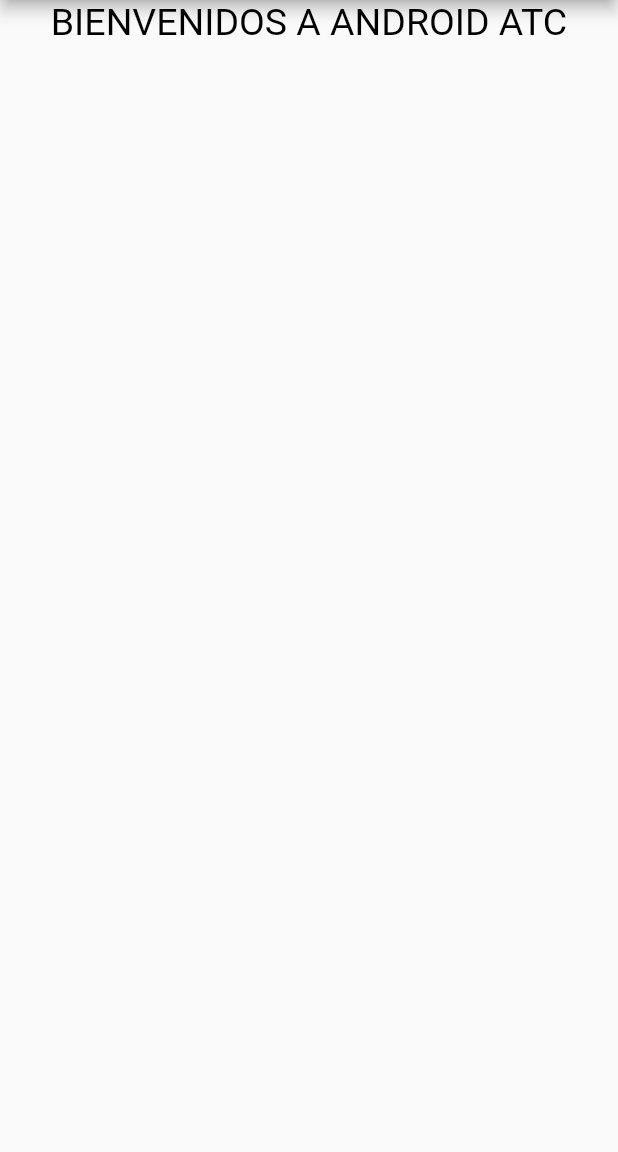
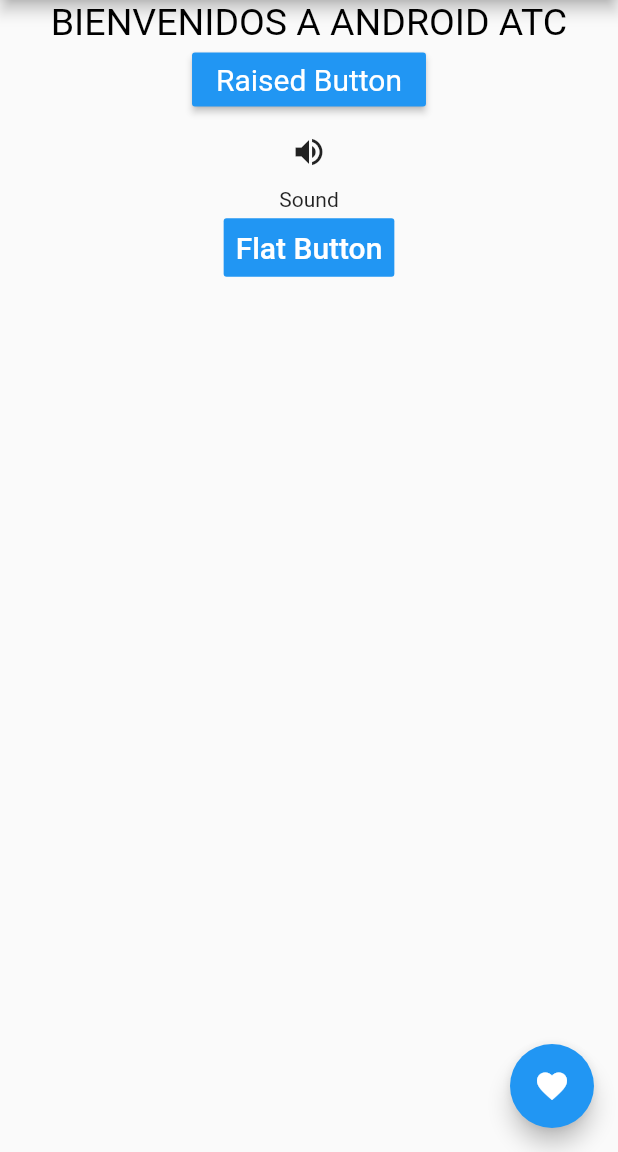
Before and after one commit to manprogrammnig/lesson-06-buttons, a Flutter app: the screen it shows after launch, on a phone screen of 412 x 824 dp, the part 84-1236 px from its top. Run offline on Flutter 3.47's test engine with Material 2 defaults, Android fonts, the phone set to English and light mode, and no system bars.

Commit message:
Creando widget RaisedButton, IconButton, and FlatButton

```diff
--- a/lib/main.dart
+++ b/lib/main.dart
@@ -25,13 +25,46 @@
                   ) ,
                 ),
               ),
-
-
+              //Raised Button
+              RaisedButton(
+                color: Colors.blue,
+                child: Text(
+                  'Raised Button',
+                      style: TextStyle(
+                        fontWeight: FontWeight.normal,
+                        color: Colors.white,
+                        fontSize: 20.0),
+               ),
+              onPressed: () {},
+            ),
+            // Icon Button
+            IconButton(
+              icon: Icon(Icons.volume_up),
+              tooltip: 'Increase volume by 10',
+              onPressed: () {},
+            ),
+            Text('Sound'),
+            // Flat Button
+            FlatButton(
+              color: Colors.blue,
+              textColor: Colors.white,
+              disabledColor: Colors.grey,
+              disabledTextColor: Colors.black,
+              padding: EdgeInsets.all(8.0),
+              splashColor: Colors.blueAccent,
+              onPressed: () {},
+              child: Text(
+                "Flat Button",
+                style: TextStyle(fontSize: 20.0),
+                  ),
+              ),
             ],
-
           ),
-
-        )
+        ),
+        floatingActionButton: FloatingActionButton(
+          onPressed: () {},
+          child: Icon(Icons.favorite),
+        ),
       ),
     );
   }
```
